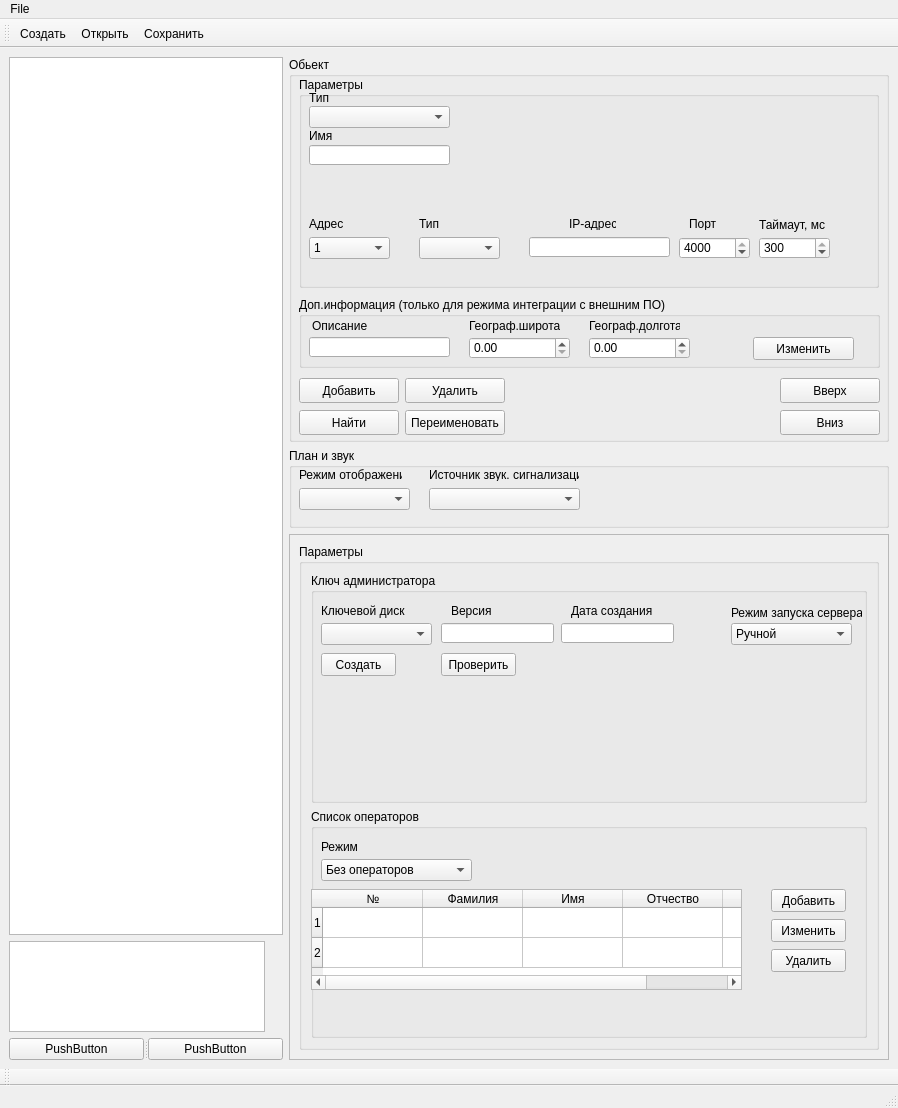
First picture: the form in m_cfg/MainWindowCFG.ui, repository xXRadioHeadXx/start7, before the edit.
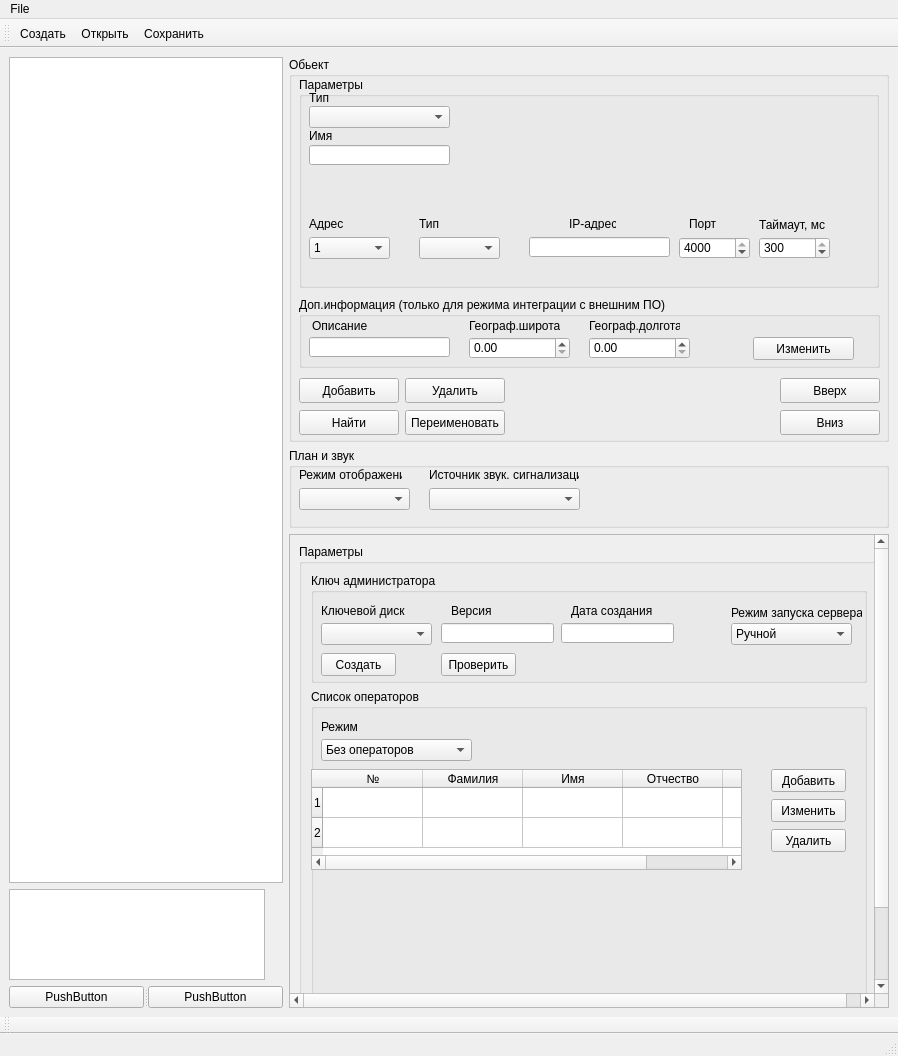
Second picture: the form after the edit. Icons and pictures are not drawn.

```diff
--- a/m_cfg/MainWindowCFG.ui
+++ b/m_cfg/MainWindowCFG.ui
@@ -7,7 +7,7 @@
     <x>0</x>
     <y>0</y>
     <width>898</width>
-    <height>1108</height>
+    <height>1056</height>
    </rect>
   </property>
   <property name="minimumSize">
@@ -46,7 +46,7 @@
         <property name="minimumSize">
          <size>
           <width>256</width>
-          <height>631</height>
+          <height>200</height>
          </size>
         </property>
        </widget>
@@ -2322,7 +2322,7 @@
     <item row="1" column="1">
      <widget class="QScrollArea" name="scrollArea">
       <property name="sizePolicy">
-       <sizepolicy hsizetype="Fixed" vsizetype="Expanding">
+       <sizepolicy hsizetype="Fixed" vsizetype="Preferred">
         <horstretch>0</horstretch>
         <verstretch>0</verstretch>
        </sizepolicy>
@@ -2348,18 +2348,42 @@
          <x>0</x>
          <y>0</y>
          <width>598</width>
-         <height>522</height>
+         <height>549</height>
         </rect>
        </property>
        <layout class="QGridLayout" name="gridLayout_2">
         <item row="0" column="0">
          <widget class="QGroupBox" name="groupBox_5">
+          <property name="sizePolicy">
+           <sizepolicy hsizetype="Fixed" vsizetype="Fixed">
+            <horstretch>0</horstretch>
+            <verstretch>0</verstretch>
+           </sizepolicy>
+          </property>
+          <property name="minimumSize">
+           <size>
+            <width>580</width>
+            <height>531</height>
+           </size>
+          </property>
           <property name="title">
            <string>Параметры</string>
           </property>
           <layout class="QGridLayout" name="gridLayout_4">
            <item row="0" column="0">
             <widget class="QGroupBox" name="groupBox_6">
+             <property name="sizePolicy">
+              <sizepolicy hsizetype="Preferred" vsizetype="Fixed">
+               <horstretch>0</horstretch>
+               <verstretch>0</verstretch>
+              </sizepolicy>
+             </property>
+             <property name="minimumSize">
+              <size>
+               <width>0</width>
+               <height>110</height>
+              </size>
+             </property>
              <property name="title">
               <string>Ключ администратора</string>
              </property>
```
